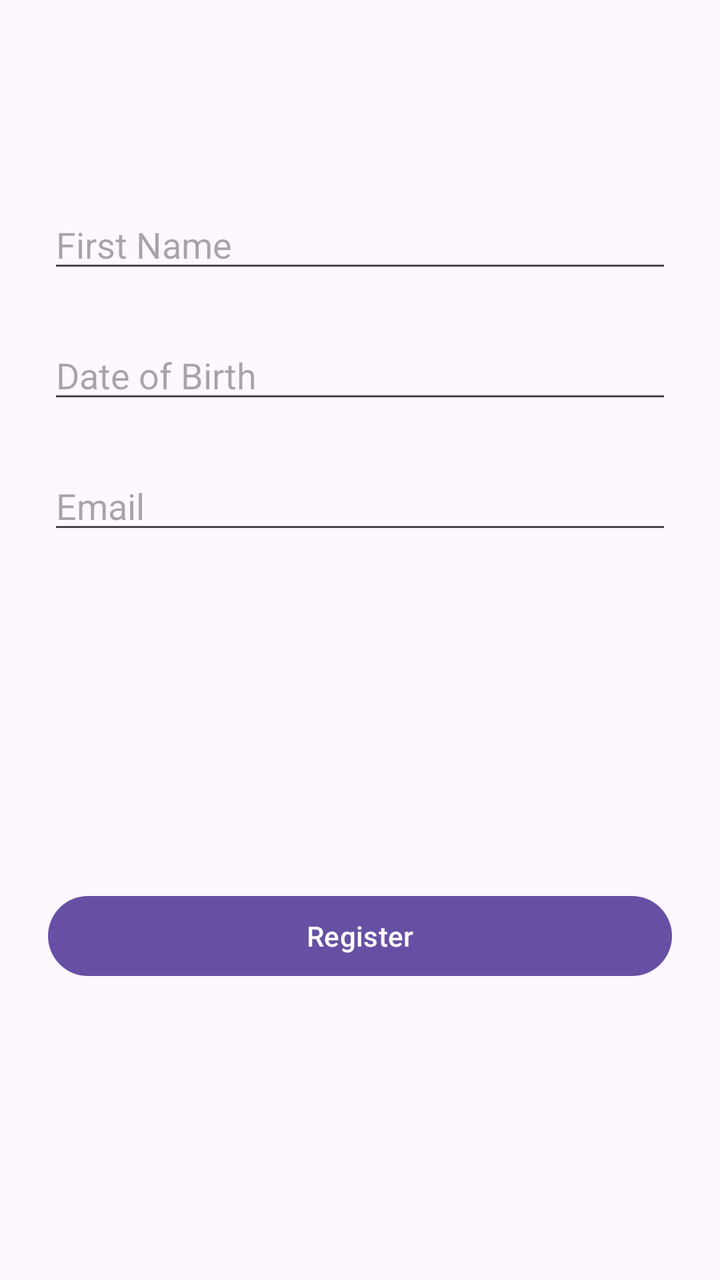
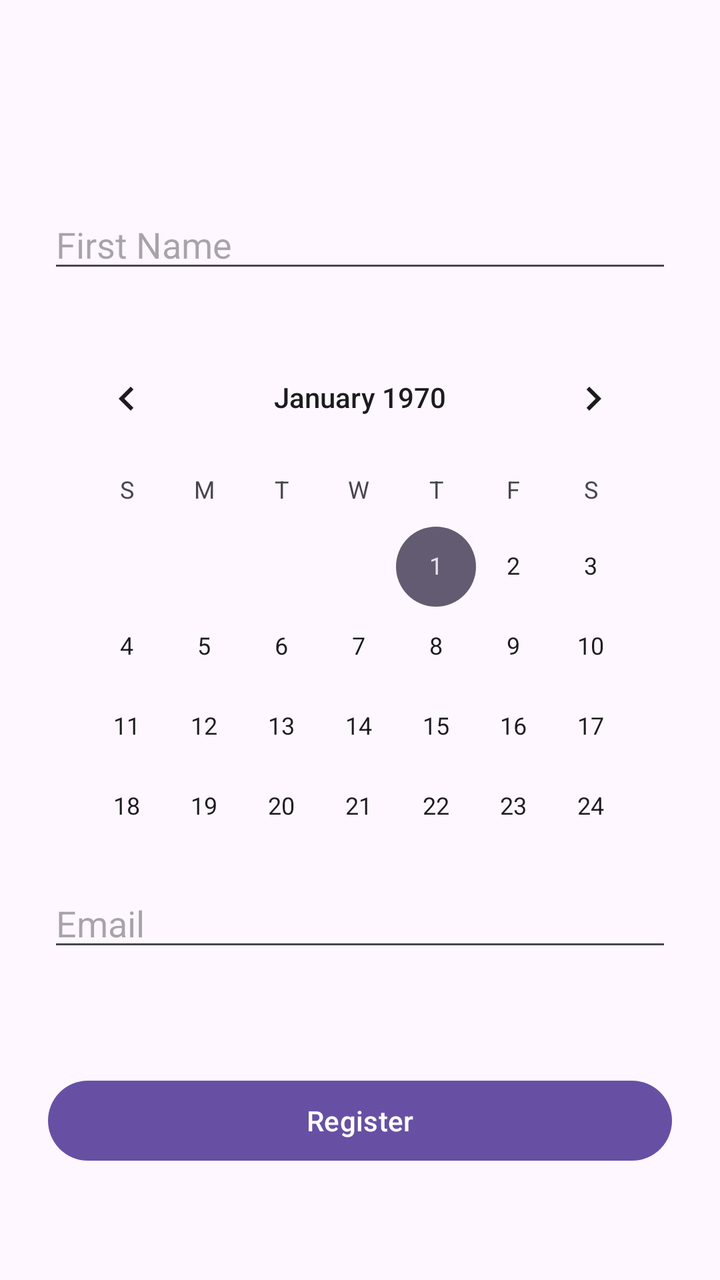

Screens rendered from an Android XML layout before and after an edit, with the pre-edit source and the edit as a unified diff.
<!-- AndroidManifest.xml: application theme Theme.RegistrationForm -->
<!-- res/layout/activity_main.xml -->
<?xml version="1.0" encoding="utf-8"?>
<androidx.constraintlayout.widget.ConstraintLayout xmlns:android="http://schemas.android.com/apk/res/android"
    xmlns:app="http://schemas.android.com/apk/res-auto"
    xmlns:tools="http://schemas.android.com/tools"
    android:id="@+id/main"
    android:layout_width="match_parent"
    android:layout_height="match_parent"
    tools:context=".MainActivity">

    <EditText
        android:id="@+id/edtTxtFirstName"
        android:layout_width="0dp"
        android:layout_height="wrap_content"
        android:layout_marginStart="24dp"
        android:layout_marginTop="100dp"
        android:layout_marginEnd="24dp"
        android:ems="10"
        android:hint="First Name"
        android:inputType="text"
        app:layout_constraintEnd_toEndOf="parent"
        app:layout_constraintStart_toStartOf="parent"
        app:layout_constraintTop_toTopOf="parent" />

    <EditText
        android:id="@+id/edtTxtDateOfBirth"
        android:layout_width="0dp"
        android:layout_height="wrap_content"
        android:layout_marginStart="24dp"
        android:layout_marginTop="24dp"
        android:layout_marginEnd="24dp"
        android:ems="10"
        android:hint="Date of Birth"
        android:inputType="none"
        android:focusable="false"
        android:clickable="true"
        app:layout_constraintEnd_toEndOf="parent"
        app:layout_constraintStart_toStartOf="parent"
        app:layout_constraintTop_toBottomOf="@+id/edtTxtFirstName" />

    <EditText
        android:id="@+id/edtTxtEmail"
        android:layout_width="0dp"
        android:layout_height="wrap_content"
        android:layout_marginStart="24dp"
        android:layout_marginTop="24dp"
        android:layout_marginEnd="24dp"
        android:ems="10"
        android:hint="Email"
        android:inputType="textEmailAddress"
        app:layout_constraintEnd_toEndOf="parent"
        app:layout_constraintStart_toStartOf="parent"
        app:layout_constraintTop_toBottomOf="@+id/edtTxtDateOfBirth" />

    <Button
        android:id="@+id/btnRegister"
        android:layout_width="0dp"
        android:layout_height="wrap_content"
        android:layout_marginStart="24dp"
        android:layout_marginTop="48dp"
        android:layout_marginEnd="24dp"
        android:layout_marginBottom="24dp"
        android:onClick="onRegisterBtnClick"
        android:text="Register"
        app:layout_constraintBottom_toBottomOf="parent"
        app:layout_constraintEnd_toEndOf="parent"
        app:layout_constraintStart_toStartOf="parent"
        app:layout_constraintTop_toBottomOf="@+id/edtTxtEmail" />

</androidx.constraintlayout.widget.ConstraintLayout>
<!-- resources referenced by this layout -->
<resources>
  <style name="Theme.RegistrationForm" parent="Base.Theme.RegistrationForm" />
  <style name="Base.Theme.RegistrationForm" parent="Theme.Material3.DayNight.NoActionBar">
          
          
      </style>
</resources>

<!-- the commit's change to res/layout/activity_main.xml (unified diff, before → after) -->
@@ -21,18 +21,13 @@
         app:layout_constraintStart_toStartOf="parent"
         app:layout_constraintTop_toTopOf="parent" />
 
-    <EditText
-        android:id="@+id/edtTxtDateOfBirth"
+    <CalendarView
+        android:id="@+id/calendarView"
         android:layout_width="0dp"
-        android:layout_height="wrap_content"
+        android:layout_height="250dp"
         android:layout_marginStart="24dp"
         android:layout_marginTop="24dp"
         android:layout_marginEnd="24dp"
-        android:ems="10"
-        android:hint="Date of Birth"
-        android:inputType="none"
-        android:focusable="false"
-        android:clickable="true"
         app:layout_constraintEnd_toEndOf="parent"
         app:layout_constraintStart_toStartOf="parent"
         app:layout_constraintTop_toBottomOf="@+id/edtTxtFirstName" />
@@ -49,14 +44,14 @@
         android:inputType="textEmailAddress"
         app:layout_constraintEnd_toEndOf="parent"
         app:layout_constraintStart_toStartOf="parent"
-        app:layout_constraintTop_toBottomOf="@+id/edtTxtDateOfBirth" />
+        app:layout_constraintTop_toBottomOf="@+id/calendarView" />
 
     <Button
         android:id="@+id/btnRegister"
         android:layout_width="0dp"
         android:layout_height="wrap_content"
         android:layout_marginStart="24dp"
-        android:layout_marginTop="48dp"
+        android:layout_marginTop="24dp"
         android:layout_marginEnd="24dp"
         android:layout_marginBottom="24dp"
         android:onClick="onRegisterBtnClick"
